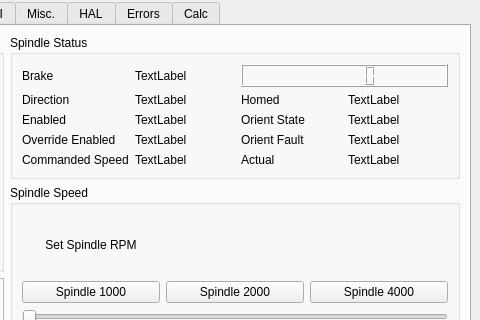
Above: examples/xyz/xyz.ui from jethornton/flexgui before the change; both pictures show x 524 to 1004 and y 394 to 714 of the 1004 by 801 pixel window. Below: the same form after it.
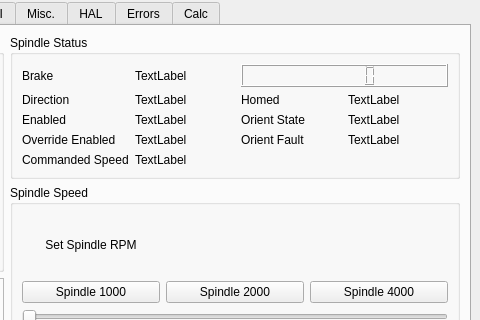
That is the form after the change. The open tabs and pages were chosen to show the change.

The edit to the form file:
```diff
--- a/examples/xyz/xyz.ui
+++ b/examples/xyz/xyz.ui
@@ -2081,20 +2081,6 @@
              </property>
             </widget>
            </item>
-           <item row="4" column="2">
-            <widget class="QLabel" name="label_33">
-             <property name="text">
-              <string>Actual</string>
-             </property>
-            </widget>
-           </item>
-           <item row="4" column="3">
-            <widget class="QLabel" name="spindle_speed_0_lb_2">
-             <property name="text">
-              <string>TextLabel</string>
-             </property>
-            </widget>
-           </item>
            <item row="0" column="2" colspan="2">
             <widget class="QLCDNumber" name="spindle_speed_0_lcd">
              <property name="font">
```
Left out of the diff: 16 changed lines with no effect on the pictures.
